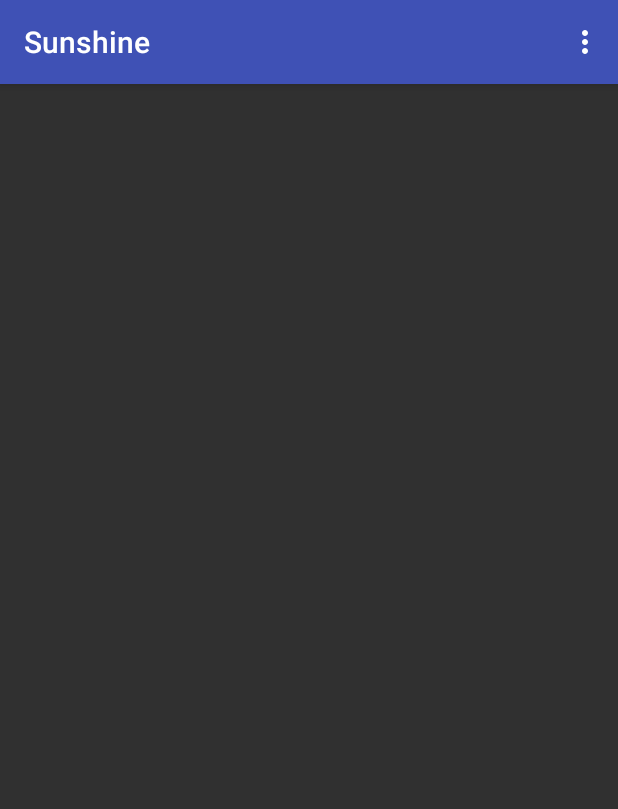
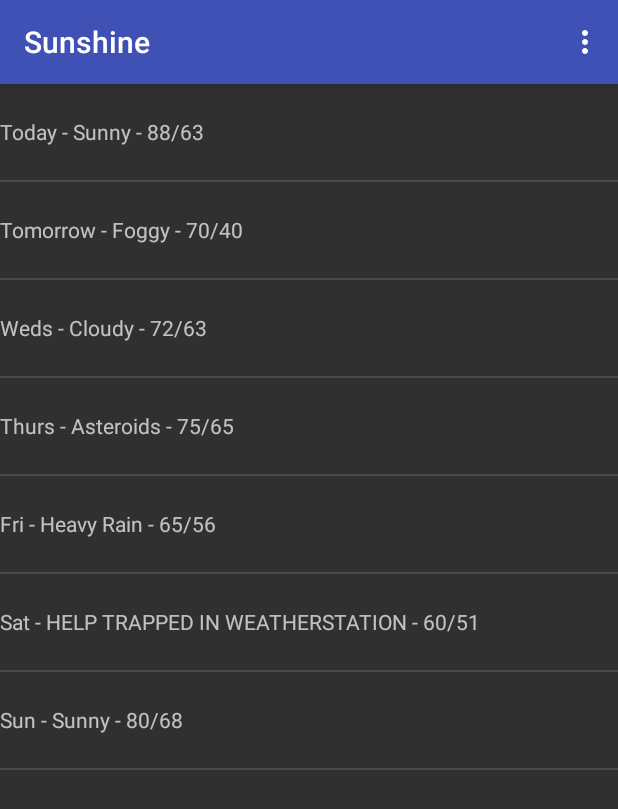
Before and after one commit to lvs-coding/LVS.Training.Android.Udacity.Sunshine, an Android app: the screen it shows after launch (MainActivity), on a phone screen of 412 x 824 dp. Shown: the top 809 px of the screen. Run offline under Robolectric (Android 15) with nearby library versions, the phone set to English and light mode, and no system bars; 1 statement that could not run was skipped.

Commit message:
Forecast ListView with test data in fragment

```diff
--- a/app/src/main/AndroidManifest.xml
+++ b/app/src/main/AndroidManifest.xml
@@ -1,6 +1,7 @@
 <?xml version="1.0" encoding="utf-8"?>
 <manifest xmlns:android="http://schemas.android.com/apk/res/android"
     package="com.example.android.sunshine.app">
+    <uses-permission android:name="android.permission.INTERNET"/>
 
     <application
         android:allowBackup="true"
--- /dev/null
+++ b/app/src/main/java/com/example/android/sunshine/app/Constants.java
@@ -0,0 +1,9 @@
+package com.example.android.sunshine.app;
+
+/**
+ * Created by laurent on 12/22/16.
+ */
+
+public class Constants {
+    public static final String V_LOG_TAG = "APP_DBG_";
+}
--- /dev/null
+++ b/app/src/main/java/com/example/android/sunshine/app/FetchWeatherRequest.java
@@ -0,0 +1,9 @@
+package com.example.android.sunshine.app;
+
+/**
+ * Created by laurent on 12/22/16.
+ */
+
+public interface FetchWeatherRequest {
+    void requestDone(String output);
+}
--- /dev/null
+++ b/app/src/main/java/com/example/android/sunshine/app/FetchWeatherTask.java
@@ -0,0 +1,78 @@
+package com.example.android.sunshine.app;
+
+import android.os.AsyncTask;
+import android.util.Log;
+
+import java.io.BufferedReader;
+import java.io.IOException;
+import java.io.InputStream;
+import java.io.InputStreamReader;
+import java.net.HttpURLConnection;
+import java.net.URL;
+
+
+public class FetchWeatherTask extends AsyncTask<String, Integer, String> {
+    private static String LOG_TAG = FetchWeatherTask.class.getSimpleName();
+    private static final String MSG_FETCHING_DATA = "Fetching data...";
+    private static final String METHOD_GET = "GET";
+
+    // These two need to be declared outside the try/catch
+    // so that they can be closed in the finally block.
+    HttpURLConnection urlConnection = null;
+    BufferedReader reader = null;
+    // Will contain the raw JSON response as a string.
+    String forecastJsonStr = null;
+    public FetchWeatherRequest response = null;
+
+    protected void onPreExecute() {
+        Log.d(Constants.V_LOG_TAG + LOG_TAG, MSG_FETCHING_DATA);
+    }
+
+    protected String doInBackground(String... urls) {
+        try {
+            URL url = new URL(urls[0]);
+
+            // Create the request to OpenWeatherMap, and open the connection
+            urlConnection = (HttpURLConnection) url.openConnection();
+            urlConnection.setRequestMethod(METHOD_GET);
+            urlConnection.connect();
+
+            // Read the input stream into a String
+            InputStream inputStream = urlConnection.getInputStream();
+            StringBuffer buffer = new StringBuffer();
+            if (inputStream == null) {
+                return null;
+            }
+            reader = new BufferedReader(new InputStreamReader(inputStream));
+
+            String line;
+            while ((line = reader.readLine()) != null) {
+                buffer.append(line + "\n");
+            }
+
+            if (buffer.length() == 0) {
+                return null;
+            }
+            forecastJsonStr = buffer.toString();
+        } catch (Exception e) {
+            Log.e(LOG_TAG,"Error ",e);
+            return null;
+        } finally {
+            if (urlConnection != null) {
+                urlConnection.disconnect();
+            }
+            if(reader != null) {
+                try {
+                    reader.close();
+                } catch (final IOException e) {
+                    Log.e(LOG_TAG, "Error closing stream", e);
+                }
+            }
+        }
+        return forecastJsonStr;
+    }
+
+    protected void onPostExecute(String result) {
+        response.requestDone(result);
+    }
+}
--- /dev/null
+++ b/app/src/main/java/com/example/android/sunshine/app/ForecastFragment.java
@@ -0,0 +1,72 @@
+package com.example.android.sunshine.app;
+
+import android.support.v4.app.Fragment;
+import android.os.Bundle;
+import android.util.Log;
+import android.view.LayoutInflater;
+import android.view.View;
+import android.view.ViewGroup;
+import android.widget.ArrayAdapter;
+import android.widget.ListView;
+import java.util.ArrayList;
+import java.util.Arrays;
+
+
+public class ForecastFragment extends Fragment implements FetchWeatherRequest {
+    private static String LOG_TAG = ForecastFragment.class.getSimpleName();
+
+    private static String appId = "";
+    // Will contain the raw JSON response as a string.
+    String forecastJsonStr = null;
+    private ArrayAdapter<String> mForecastAdapter;
+    ArrayList<String> weekForecast;
+    private ListView mListView;
+
+    public View onCreateView(LayoutInflater inflater, ViewGroup container,
+                             Bundle savedInstanceState) {
+        View rootView = inflater.inflate(R.layout.fragment_main, container, false);
+
+        //=== Add fake data
+        weekForecast = new ArrayList<>(Arrays.asList(
+                "Today - Sunny - 88/63",
+                "Tomorrow - Foggy - 70/40",
+                "Weds - Cloudy - 72/63",
+                "Thurs - Asteroids - 75/65",
+                "Fri - Heavy Rain - 65/56",
+                "Sat - HELP TRAPPED IN WEATHERSTATION - 60/51",
+                "Sun - Sunny - 80/68")
+        );
+
+        mForecastAdapter = new ArrayAdapter<>(
+                // The current context (this fragment parent activity)
+                getActivity(),
+                // ID of list item layout
+                R.layout.list_item_forecast,
+                // ID of the textview to populate
+                R.id.list_item_forecast_textview,
+                // Data
+                weekForecast);
+
+        mListView = (ListView)rootView.findViewById(R.id.listview_forecast);
+        mListView.setAdapter(mForecastAdapter);
+
+        // Get OpenWeather API key
+        appId = getResources().getString(R.string.APPID);
+
+        // Construct the URL for the OpenWeatherMap query
+        // Possible parameters are avaiable at OWM's forecast API page, at
+        // http://openweathermap.org/API#forecast
+        String url = "http://api.openweathermap.org/data/2.5/forecast/daily?q=94043&mode=json&units=metric&cnt=7&APPID=" + appId;
+        FetchWeatherTask request = new FetchWeatherTask();
+        request.response = this;
+        request.execute(url);
+
+        return rootView;
+    }
+
+    @Override
+    public void requestDone(String jsonResponse) {
+        forecastJsonStr = jsonResponse;
+        Log.d(Constants.V_LOG_TAG + LOG_TAG,forecastJsonStr);
+    }
+}
--- a/app/src/main/java/com/example/android/sunshine/app/MainActivity.java
+++ b/app/src/main/java/com/example/android/sunshine/app/MainActivity.java
@@ -5,14 +5,21 @@ import android.support.design.widget.FloatingActionButton;
 import android.support.design.widget.Snackbar;
 import android.support.v7.app.AppCompatActivity;
 import android.support.v7.widget.Toolbar;
+import android.util.Log;
 import android.view.View;
 import android.view.Menu;
 import android.view.MenuItem;
 
+import java.io.BufferedReader;
+import java.io.InputStream;
+import java.net.HttpURLConnection;
+import java.net.URL;
 import java.util.ArrayList;
 import java.util.Arrays;
 
-public class MainActivity extends AppCompatActivity {
+public class MainActivity extends AppCompatActivity  {
+
+    private static String LOG_TAG = MainActivity.class.getSimpleName();
 
     @Override
     protected void onCreate(Bundle savedInstanceState) {
@@ -20,8 +27,6 @@ public class MainActivity extends AppCompatActivity {
         setContentView(R.layout.activity_main);
         Toolbar toolbar = (Toolbar) findViewById(R.id.toolbar);
         setSupportActionBar(toolbar);
-
-
     }
 
     @Override
--- a/app/src/main/java/com/example/android/sunshine/app/MainActivityFragment.java
+++ /dev/null
@@ -1,20 +0,0 @@
-package com.example.android.sunshine.app;
-
-import android.support.v4.app.Fragment;
-import android.os.Bundle;
-import android.view.LayoutInflater;
-import android.view.View;
-import android.view.ViewGroup;
-
-
-public class MainActivityFragment extends Fragment {
-
-    public MainActivityFragment() {
-    }
-
-    @Override
-    public View onCreateView(LayoutInflater inflater, ViewGroup container,
-                             Bundle savedInstanceState) {
-        return inflater.inflate(R.layout.fragment_main, container, false);
-    }
-}
--- a/app/src/main/res/layout/content_main.xml
+++ b/app/src/main/res/layout/content_main.xml
@@ -2,7 +2,7 @@
     xmlns:app="http://schemas.android.com/apk/res-auto"
     xmlns:tools="http://schemas.android.com/tools"
     android:id="@+id/fragment"
-    android:name="com.example.android.sunshine.app.MainActivityFragment"
+    android:name="com.example.android.sunshine.app.ForecastFragment"
     android:layout_width="match_parent"
     android:layout_height="match_parent"
     app:layout_behavior="@string/appbar_scrolling_view_behavior"
--- a/app/src/main/res/layout/fragment_main.xml
+++ b/app/src/main/res/layout/fragment_main.xml
@@ -3,4 +3,8 @@
 <FrameLayout xmlns:android="http://schemas.android.com/apk/res/android"
     android:layout_width="fill_parent"
     android:layout_height="fill_parent">
+    <ListView
+        android:layout_width="match_parent"
+        android:layout_height="match_parent"
+        android:id="@+id/listview_forecast"/>
 </FrameLayout>
--- /dev/null
+++ b/app/src/main/res/layout/list_item_forecast.xml
@@ -0,0 +1,7 @@
+<?xml version="1.0" encoding="utf-8"?>
+<TextView xmlns:android="http://schemas.android.com/apk/res/android"
+    android:layout_width="match_parent"
+    android:layout_height="wrap_content"
+    android:minHeight="?android:attr/listPreferredItemHeight"
+    android:gravity="center_vertical"
+    android:id="@+id/list_item_forecast_textview" />
--- /dev/null
+++ b/app/src/main/res/values/exceptions.xml
@@ -0,0 +1,4 @@
+<?xml version="1.0" encoding="utf-8"?>
+<resources>
+    <string name="no_data">No data</string>
+</resources>
--- a/app/src/main/res/values/strings.xml
+++ b/app/src/main/res/values/strings.xml
@@ -1,4 +1,5 @@
 <resources>
     <string name="app_name">Sunshine</string>
     <string name="action_settings">Settings</string>
+
 </resources>
```
Also changed, not shown: 1 other file.
